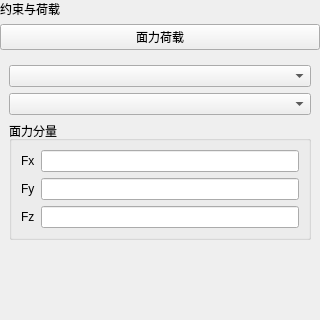
Above: plugins/Base_PhysicalField/FaceLoadPage.ui from asd977/base_cae before the change. Below: the same form after it.
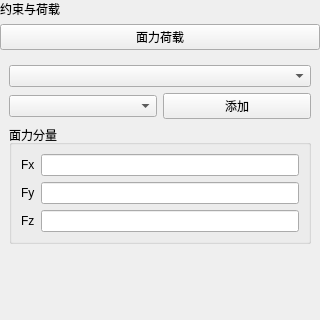
That is the form after the change. Custom widgets are drawn as their Qt base class.

Commit message: Move physical field batch-add buttons into UI layouts

What changed in the file:
```diff
--- a/plugins/Base_PhysicalField/FaceLoadPage.ui
+++ b/plugins/Base_PhysicalField/FaceLoadPage.ui
@@ -56,7 +56,18 @@
     <widget class="CustomComboBox" name="comboBoxDim" />
    </item>
    <item>
-    <widget class="CustomComboBox" name="comboBoxGroup" />
+        <layout class="QHBoxLayout" name="horizontalLayoutGroupSelect">
+     <item>
+      <widget class="CustomComboBox" name="comboBoxGroup" />
+     </item>
+     <item>
+      <widget class="QPushButton" name="btnBatchAdd">
+       <property name="text">
+        <string>添加</string>
+       </property>
+      </widget>
+     </item>
+    </layout>
    </item>
    <item>
     <widget class="QGroupBox" name="groupBoxLoad">
```
The commit also changes 19 other files.
